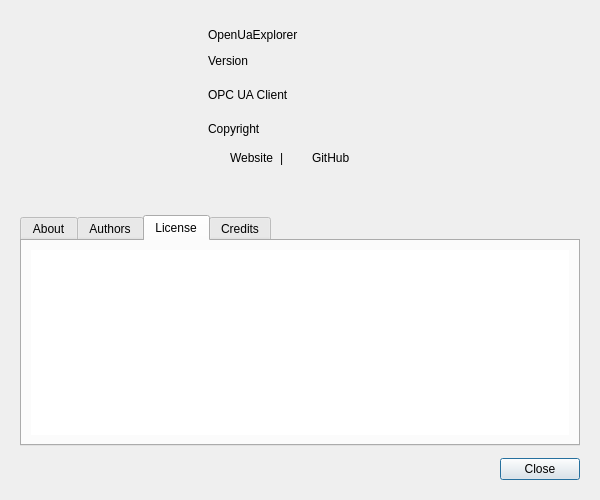
Before: the Qt Designer form src/ui/dialogs/dialogabout.ui in sanny32/OpenUaExplorer, drawn with Qt 5.
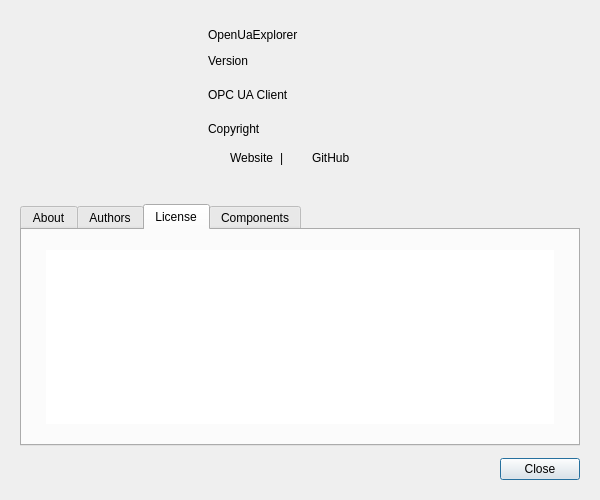
After: the same form once the commit is applied. The open tabs and pages were chosen to show the change. Custom widgets are drawn as their Qt base class.

Commit message: feat: implement About dialog with authors and components information

The edit to the form file:
```diff
--- a/src/ui/dialogs/dialogabout.ui
+++ b/src/ui/dialogs/dialogabout.ui
@@ -356,11 +356,26 @@
        <string>License</string>
       </attribute>
       <layout class="QVBoxLayout" name="licenseLayout">
+       <property name="leftMargin">
+        <number>24</number>
+       </property>
+       <property name="topMargin">
+        <number>20</number>
+       </property>
+       <property name="rightMargin">
+        <number>24</number>
+       </property>
+       <property name="bottomMargin">
+        <number>20</number>
+       </property>
        <item>
         <widget class="QTextBrowser" name="licenseBrowser">
          <property name="frameShape">
           <enum>QFrame::NoFrame</enum>
          </property>
+         <property name="lineWrapMode">
+          <enum>QTextEdit::WidgetWidth</enum>
+         </property>
          <property name="openExternalLinks">
           <bool>true</bool>
          </property>
@@ -370,7 +385,7 @@
      </widget>
      <widget class="QWidget" name="creditsTab">
       <attribute name="title">
-       <string>Credits</string>
+       <string>Components</string>
       </attribute>
       <layout class="QVBoxLayout" name="creditsLayout">
        <property name="leftMargin">
@@ -442,16 +457,16 @@
   </layout>
  </widget>
  <customwidgets>
-  <customwidget>
-   <class>ThemedPushButton</class>
-   <extends>QPushButton</extends>
-   <header>widgets/themedpushbutton.h</header>
-  </customwidget>
   <customwidget>
    <class>ThemedIconLabel</class>
    <extends>QLabel</extends>
    <header>widgets/themediconlabel.h</header>
   </customwidget>
+  <customwidget>
+   <class>ThemedPushButton</class>
+   <extends>QPushButton</extends>
+   <header>widgets/themedpushbutton.h</header>
+  </customwidget>
  </customwidgets>
  <resources/>
  <connections/>
```
Left out of the diff: 10 changed lines with no effect on the pictures. The commit also changes 7 other files.
